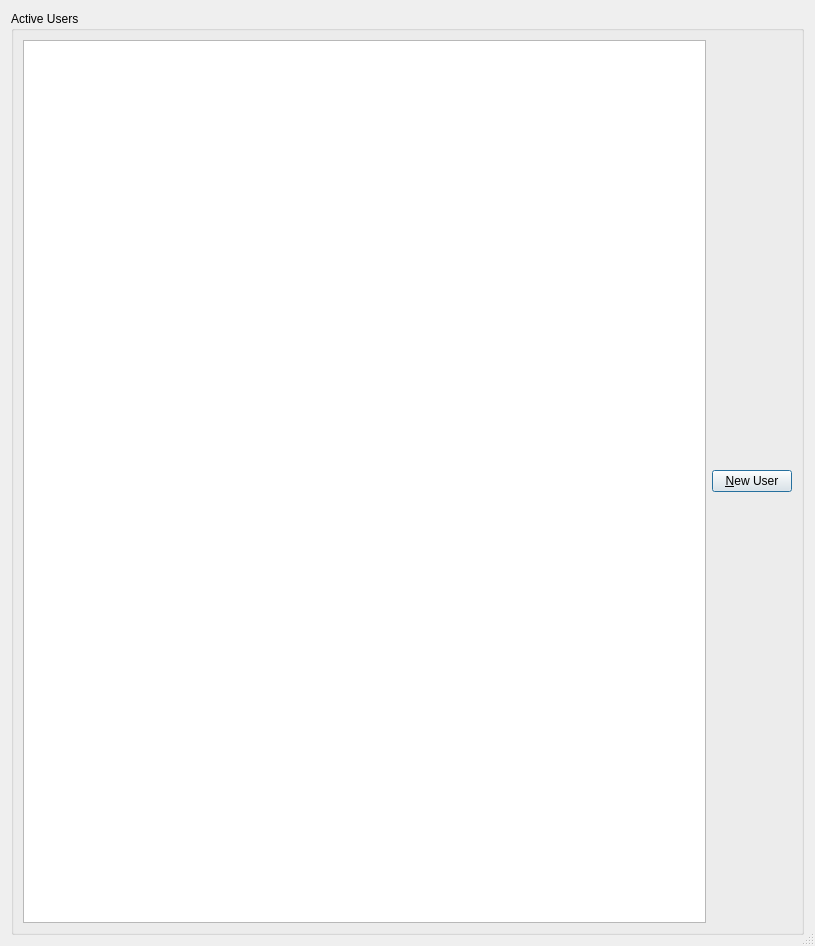
BearWare/TeamTalk5, file Client/qtTeamTalk/useraccounts.ui: the form before one commit.
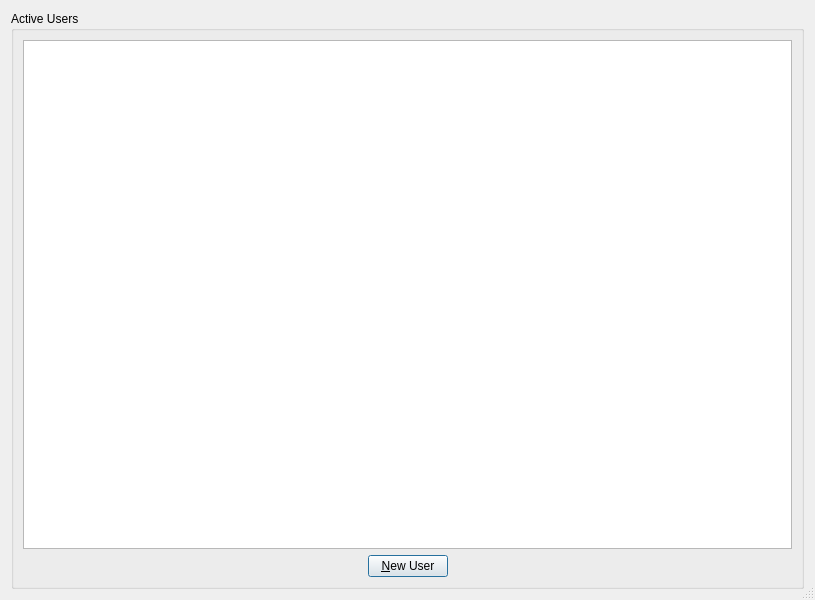
The form after the commit. Custom widgets are drawn as their Qt base class.

Commit message: Move 'New User Account' button to bottom

```diff
--- a/Client/qtTeamTalk/useraccounts.ui
+++ b/Client/qtTeamTalk/useraccounts.ui
@@ -7,7 +7,7 @@
     <x>0</x>
     <y>0</y>
     <width>815</width>
-    <height>946</height>
+    <height>600</height>
    </rect>
   </property>
   <property name="windowTitle">
@@ -26,7 +26,7 @@
       <property name="title">
        <string>Active Users</string>
       </property>
-      <layout class="QHBoxLayout" name="horizontalLayout_6">
+      <layout class="QVBoxLayout" name="verticalLayout">
        <item>
         <widget class="MyTreeView" name="usersTreeView">
          <property name="minimumSize">
@@ -74,6 +74,19 @@
        </item>
        <item>
         <layout class="QHBoxLayout" name="horizontalLayout">
+         <item>
+          <spacer name="horizontalSpacer">
+           <property name="orientation">
+            <enum>Qt::Horizontal</enum>
+           </property>
+           <property name="sizeHint" stdset="0">
+            <size>
+             <width>40</width>
+             <height>20</height>
+            </size>
+           </property>
+          </spacer>
+         </item>
          <item>
           <widget class="QPushButton" name="addButton">
            <property name="text">
@@ -81,6 +94,19 @@
            </property>
           </widget>
          </item>
+         <item>
+          <spacer name="horizontalSpacer_2">
+           <property name="orientation">
+            <enum>Qt::Horizontal</enum>
+           </property>
+           <property name="sizeHint" stdset="0">
+            <size>
+             <width>40</width>
+             <height>20</height>
+            </size>
+           </property>
+          </spacer>
+         </item>
         </layout>
        </item>
       </layout>
```
Left out of the diff: 6 changed lines with no effect on the pictures. The commit also changes 1 other file.
